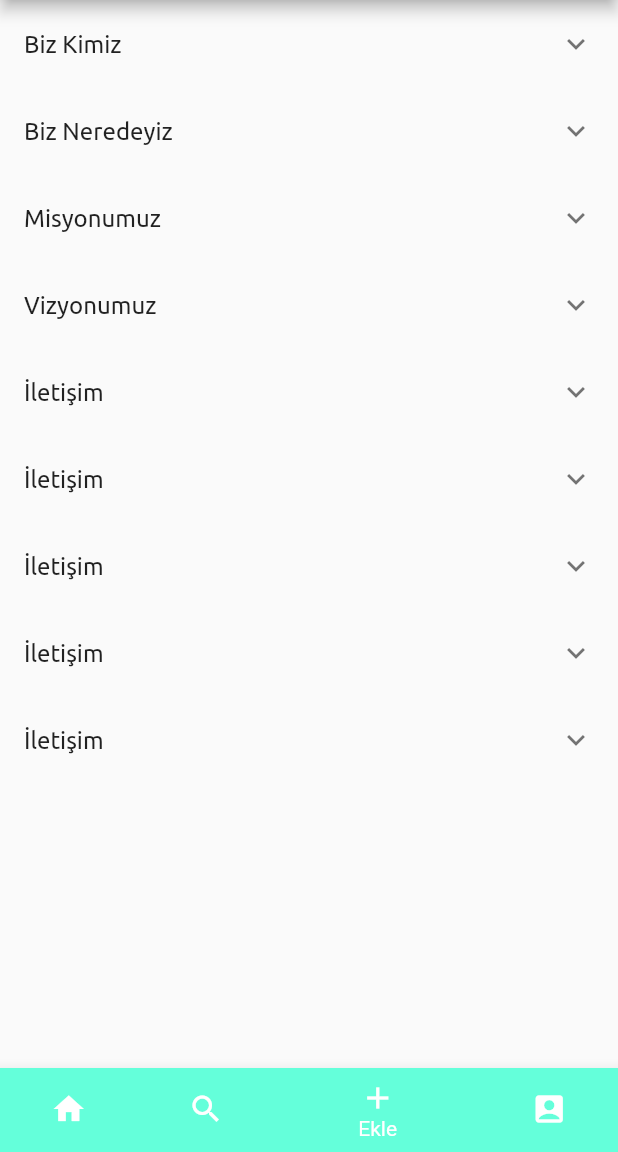
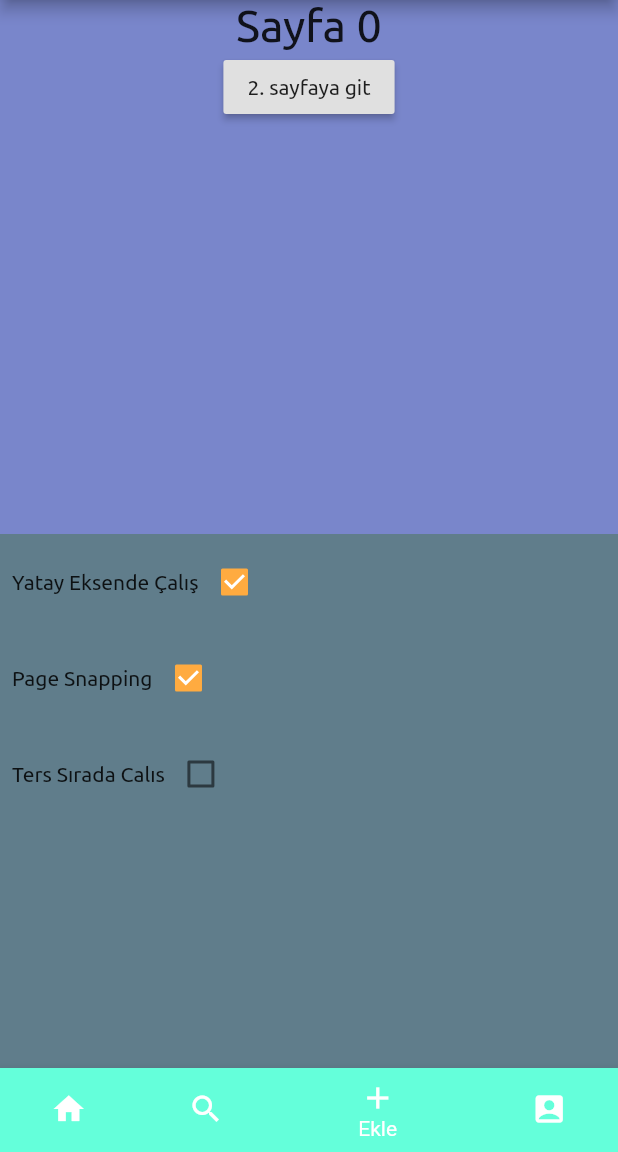
Before and after one commit to ibrahimuzul/flutter_dersleri_bolum2, a Flutter app: the screen it shows after launch, item 3 of the bottom bar chosen, on a phone screen of 412 x 824 dp, the part 84-1236 px from its top. Run offline on Flutter 3.47's test engine with Material 2 defaults, Android fonts, the phone set to English and light mode, and no system bars; network calls fail.

Commit message:
109. Pageview Özellikleri

```diff
--- a/lib/main.dart
+++ b/lib/main.dart
@@ -3,6 +3,7 @@ import 'package:flutter_dersleri_bolum2/ui/ana_sayfa.dart';
 import 'package:flutter_dersleri_bolum2/ui/arama.dart';
 import 'package:flutter_dersleri_bolum2/ui/drawer_menu.dart';
 import 'package:flutter_dersleri_bolum2/ui/kisisel_font_kullanimi.dart';
+import 'package:flutter_dersleri_bolum2/ui/page_view.dart';
 
 void main() => runApp(FlutterDersleri());
 
@@ -33,6 +34,7 @@ class MyHomePageState extends State<MyHomePage> {
   List<Widget> tumSayfalar;
   AnaSayfa sayfaAna;
   AramaSayfasi sayfaArama;
+  PageViewOrnek pageViewOrnek;
 
   var keyAnaSayfa = PageStorageKey("key_ana_sayfa");
   var keyArama = PageStorageKey("key_arama_sayfa");
@@ -43,7 +45,8 @@ class MyHomePageState extends State<MyHomePage> {
     super.initState();
     sayfaAna = AnaSayfa(keyAnaSayfa);
     sayfaArama=AramaSayfasi(keyArama);
-    tumSayfalar=[sayfaAna, sayfaArama];
+    pageViewOrnek = PageViewOrnek();
+    tumSayfalar=[sayfaAna, sayfaArama, pageViewOrnek];
   }
 
   @override
--- /dev/null
+++ b/lib/ui/page_view.dart
@@ -0,0 +1,118 @@
+import 'package:flutter/material.dart';
+
+class PageViewOrnek extends StatefulWidget {
+  @override
+  _PageViewOrnekState createState() => _PageViewOrnekState();
+}
+
+class _PageViewOrnekState extends State<PageViewOrnek> {
+
+  var myController = PageController(initialPage: 0, keepPage: true, viewportFraction: 1);
+  bool yatayEksen = true;
+  bool pageSnapping = true;
+  bool reverseSira = false;
+
+  @override
+  Widget build(BuildContext context) {
+    return Column(
+      children: <Widget>[
+        Expanded(
+          child: PageView(
+            scrollDirection: yatayEksen==true ? Axis.horizontal : Axis.vertical,
+            reverse: reverseSira,
+            controller: myController,
+            pageSnapping: pageSnapping,
+            onPageChanged: (index){
+              debugPrint("page change gelen index $index");
+            },
+            children: <Widget>[
+              Container(
+                width: double.infinity,
+                height: 300,
+                color: Colors.indigo.shade300,
+                child: Center(child: Column(
+                  children: <Widget>[
+                    Text("Sayfa 0", style: TextStyle(fontSize: 30),),
+                    RaisedButton(onPressed: (){
+                      myController.jumpToPage(2);
+                      //myController.jumpTo(600);
+                    },
+                      child: Text("2. sayfaya git"),)
+                  ],
+                ),),
+              ),
+              Container(
+                width: double.infinity,
+                height: 300,
+                color: Colors.amberAccent,
+                child: Center(child: Text("Sayfa 1", style: TextStyle(fontSize: 30),),),
+              ),
+              Container(
+                width: double.infinity,
+                height: 300,
+                color: Colors.teal,
+                child: Center(child: Text("Sayfa 2", style: TextStyle(fontSize: 30),),),
+              ),
+            ],
+
+          ),
+        ),
+        Expanded(
+          child: Container(
+            width: double.infinity,
+            height: 200,
+            color: Colors.blueGrey,
+            child: Column(
+              children: <Widget>[
+                Padding(
+                  padding: const EdgeInsets.all(8.0),
+                  child: Row(children: <Widget>[
+                    Text("Yatay Eksende Çalış"),
+                    Checkbox(
+                      value: yatayEksen,
+                      onChanged: (b){
+                        setState(() {
+                          yatayEksen = b;
+                        });
+                      },
+                    ),
+                  ],),
+                ),
+
+                Padding(
+                  padding: const EdgeInsets.all(8.0),
+                  child: Row(children: <Widget>[
+                    Text("Page Snapping"),
+                    Checkbox(
+                      value: pageSnapping,
+                      onChanged: (b){
+                        setState(() {
+                          pageSnapping = b;
+                        });
+                      },
+                    ),
+                  ],),
+                ),
+
+                Padding(
+                  padding: const EdgeInsets.all(8.0),
+                  child: Row(children: <Widget>[
+                    Text("Ters Sırada Calıs"),
+                    Checkbox(
+                      value: reverseSira,
+                      onChanged: (b){
+                        setState(() {
+                          reverseSira = b;
+                        });
+                      },
+                    ),
+                  ],),
+                )
+              ],
+            ),
+          ),
+        ),
+      ],
+    );
+  }
+}
```
